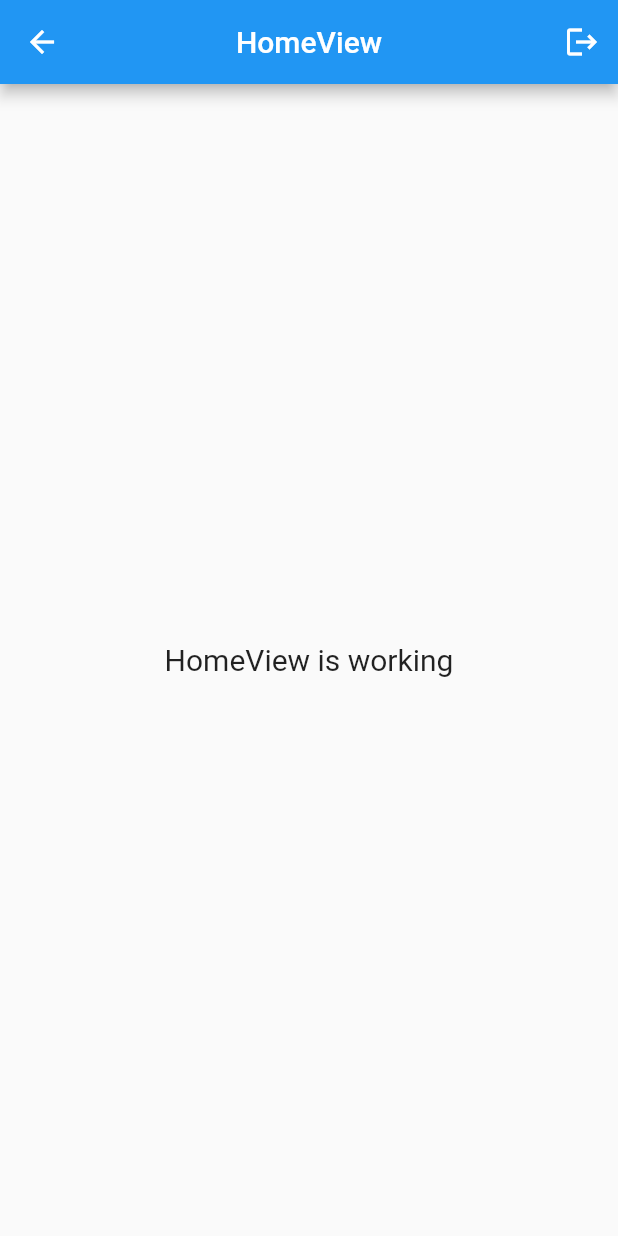
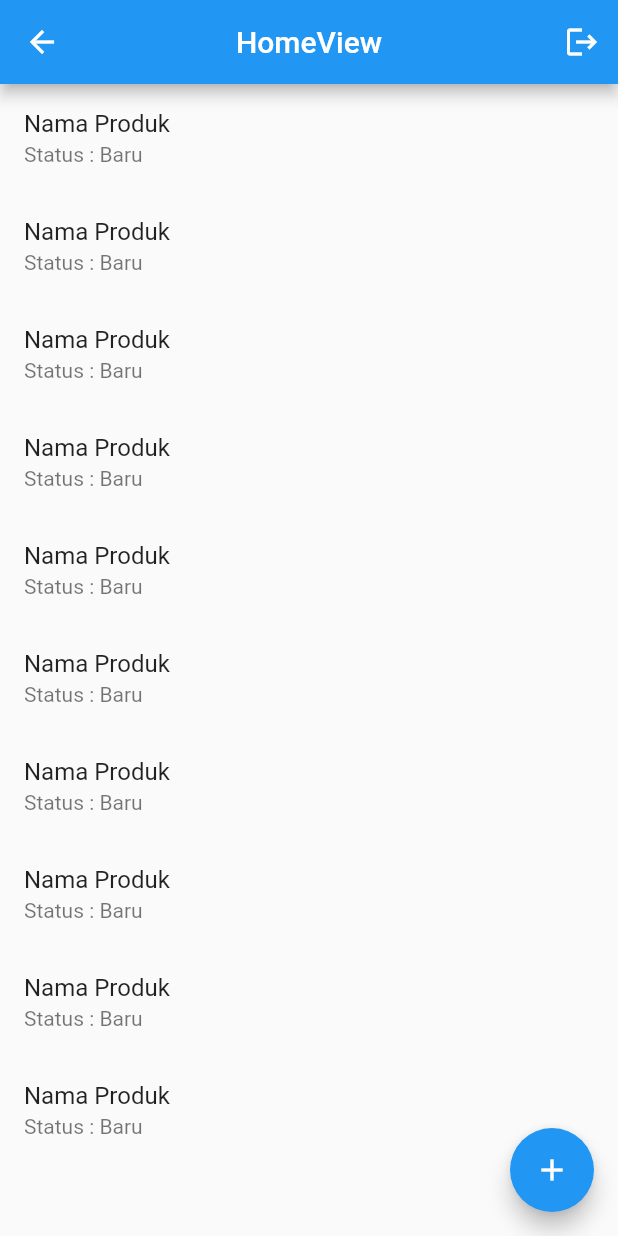
Before and after one commit to aprxty3/learn_getx_firebase, a Flutter app: the HomeView screen opened by its route, on a phone screen of 412 x 824 dp. Run offline on Flutter 3.47's test engine with Material 2 defaults, Android fonts, the phone set to English and light mode, and no system bars; our stand-ins replace firebase_auth, firebase_core, get; missing offline and left inert: cloud_firestore_web, firebase_auth_web, firebase_core_web; accounts and stored records are empty.

Commit message:
create data tiles & add FAB

```diff
--- a/getx_firebase4_cloud_firestore/lib/app/modules/home/views/home_view.dart
+++ b/getx_firebase4_cloud_firestore/lib/app/modules/home/views/home_view.dart
@@ -2,6 +2,7 @@ import 'package:flutter/material.dart';
 
 import 'package:get/get.dart';
 import 'package:learn_getx_firebase/app/controllers/auth_controller.dart';
+import 'package:learn_getx_firebase/app/routes/app_pages.dart';
 
 import '../controllers/home_controller.dart';
 
@@ -23,10 +24,17 @@ class HomeView extends GetView<HomeController> {
           ),
         ],
       ),
-      body: Center(
-        child: Text(
-          'HomeView is working',
-          style: TextStyle(fontSize: 20),
+      body: ListView.builder(
+        itemCount: 10,
+        itemBuilder: (context, index) => ListTile(
+          title: Text("Nama Produk"),
+          subtitle: Text("Status : Baru"),
+        ),
+      ),
+      floatingActionButton: FloatingActionButton(
+        onPressed: () => Get.toNamed(Routes.PRODUCT),
+        child: Icon(
+          Icons.add,
         ),
       ),
     );
```
